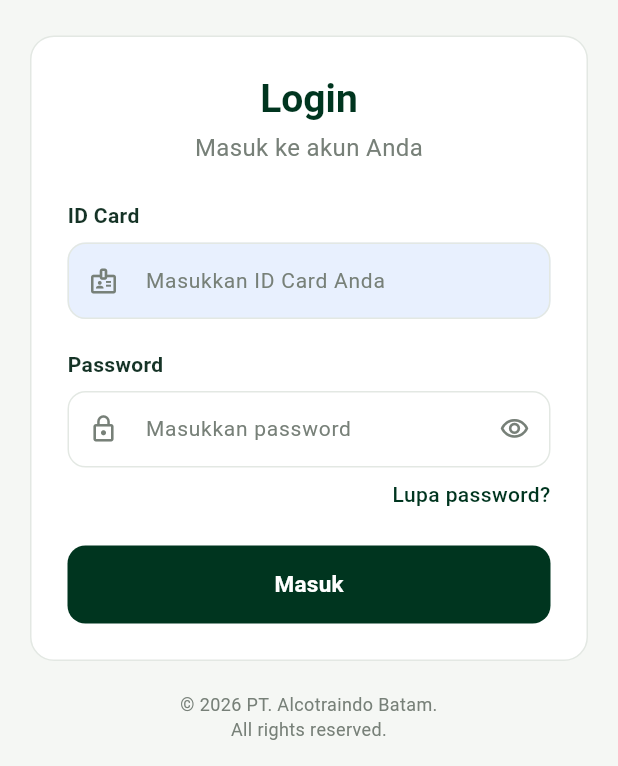
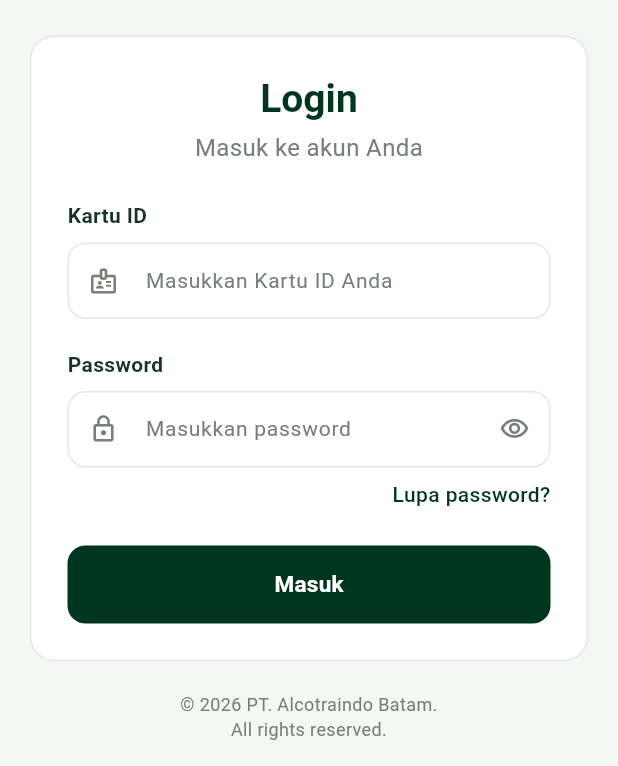
Before and after one commit to ivanmahendraa/alco_company_profile, a Flutter app: the screen it shows after launch, scrolled down 103 dp, on a phone screen of 412 x 824 dp, the part 470-1236 px from its top. Run offline on Flutter 3.47's test engine with Material 3 defaults, Android fonts, the phone set to English and light mode, and no system bars; our stand-ins replace flutter_svg.

Commit message:
refactor: rename ID Card to Kartu ID and use standard keyboard

```diff
--- a/lib/screens/login_screen.dart
+++ b/lib/screens/login_screen.dart
@@ -15,8 +15,6 @@ class LoginScreen extends StatefulWidget {
 }
 
 class _LoginScreenState extends State<LoginScreen> {
-  static const Color _idCardFieldColor = Color(0xFFE8F0FE);
-
   final GlobalKey<FormState> _formKey = GlobalKey<FormState>();
   final TextEditingController _idCardController = TextEditingController();
   final TextEditingController _passwordController = TextEditingController();
@@ -143,12 +141,11 @@ class _LoginScreenState extends State<LoginScreen> {
             ),
             const SizedBox(height: 24),
             CustomTextField(
-              label: 'ID Card',
-              hintText: 'Masukkan ID Card Anda',
+              label: 'Kartu ID',
+              hintText: 'Masukkan Kartu ID Anda',
               controller: _idCardController,
-              keyboardType: TextInputType.number,
+              keyboardType: TextInputType.text,
               textInputAction: TextInputAction.next,
-              fillColor: _idCardFieldColor,
               prefixIcon: const Icon(
                 Icons.badge_outlined,
                 color: AppColors.secondaryText,
@@ -157,7 +154,7 @@ class _LoginScreenState extends State<LoginScreen> {
               onChanged: _clearCredentialsError,
               validator: (value) {
                 if (value == null || value.trim().isEmpty) {
-                  return 'ID Card wajib diisi.';
+                  return 'Kartu ID wajib diisi.';
                 }
                 return null;
               },
@@ -200,7 +197,7 @@ class _LoginScreenState extends State<LoginScreen> {
               Semantics(
                 liveRegion: true,
                 child: const Text(
-                  'ID Card atau password tidak sesuai.',
+                  'Kartu ID atau password tidak sesuai.',
                   key: Key('login-credentials-error'),
                   style: TextStyle(
                     color: AppColors.error,
```
Also changed, not shown: 3 other files.
